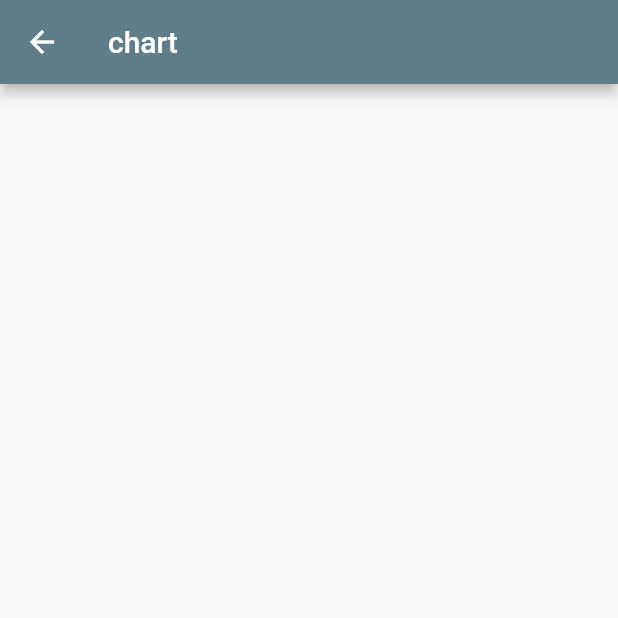
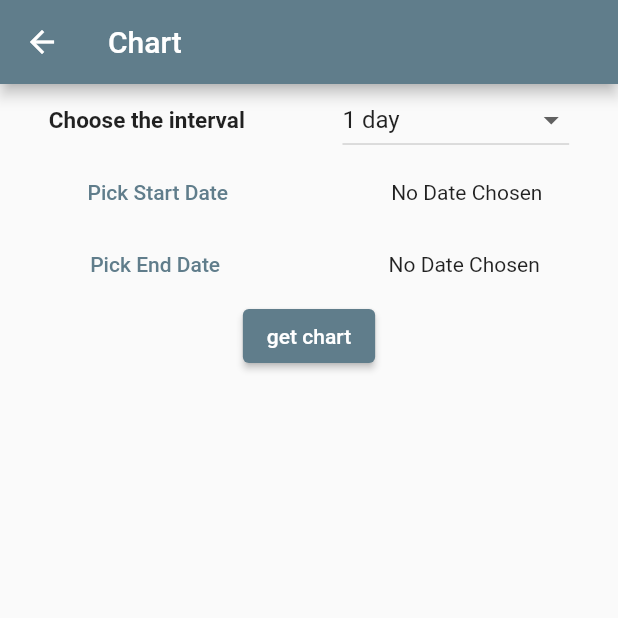
Before and after one commit to mennaawalid/candlestick_chart, a Flutter app: the FinacesChartScreen screen opened directly, on a phone screen of 412 x 824 dp, the top half of it. Run offline on Flutter 3.47's test engine with Material 2 defaults, Android fonts, the phone set to English and light mode, and no system bars; our stand-ins replace dio, local_auth, syncfusion_flutter_charts; missing offline and left inert: fast_csv.

Commit message:
chart screen, date picker and chart

```diff
--- a/lib/screens/finances_chart_screen.dart
+++ b/lib/screens/finances_chart_screen.dart
@@ -1,15 +1,173 @@
 import 'package:flutter/material.dart';
+import 'package:provider/provider.dart';
+import 'package:intl/intl.dart';
+import 'package:syncfusion_flutter_charts/charts.dart';
+
+import '../models/data_model.dart';
+import '../providers/chart_provider.dart';
 
 class FinacesChartScreen extends StatelessWidget {
   const FinacesChartScreen({super.key});
 
   @override
   Widget build(BuildContext context) {
+    final dataProvider = Provider.of<ChartProvider>(context);
+
+    void showFirstFromDatePicker() {
+      showDatePicker(
+        context: context,
+        initialDate: DateTime.now(),
+        firstDate: DateTime(2019, 12, 18),
+        lastDate: DateTime.now(),
+      ).then((pickedDate) {
+        dataProvider.setFromDate(pickedDate!);
+      });
+    }
+
+    void showSecondToDatePicker() {
+      showDatePicker(
+        context: context,
+        initialDate: DateTime.now(),
+        firstDate: DateTime(2019, 12, 19),
+        lastDate: DateTime.now(),
+      ).then((pickedDate) {
+        dataProvider.setToDate(pickedDate!);
+      });
+    }
+
     return Scaffold(
       appBar: AppBar(
-        title: Text(
-          'chart',
+        title: const Text(
+          'Chart',
         ),
+      ),
+      body: Column(
+        children: [
+          Row(
+            mainAxisAlignment: MainAxisAlignment.spaceAround,
+            children: [
+              const Text(
+                "Choose the interval",
+                style: TextStyle(
+                  fontWeight: FontWeight.w600,
+                  fontSize: 15,
+                ),
+              ),
+              DropdownButton(
+                isExpanded: false,
+                value: dataProvider.dropDownvalue,
+                items: const [
+                  DropdownMenuItem(
+                    value: 1,
+                    child: Text("1 day"),
+                  ),
+                  DropdownMenuItem(
+                    value: 2,
+                    child: Text("1 week"),
+                  ),
+                  DropdownMenuItem(
+                    value: 3,
+                    child: Text("1 month"),
+                  )
+                ],
+                onChanged: (int? value) {
+                  if (value == 1) {
+                    dataProvider.setIntervalValue('1d');
+                  } else if (value == 2) {
+                    dataProvider.setIntervalValue('1wk');
+                  } else {
+                    dataProvider.setIntervalValue('1mo');
+                  }
+                  dataProvider.setDropDownvalue(value!);
+                },
+                hint: const Text("available intervals"),
+              ),
+            ],
+          ),
+          Row(
+            mainAxisAlignment: MainAxisAlignment.spaceAround,
+            children: [
+              TextButton(
+                onPressed: () {
+                  showFirstFromDatePicker();
+                },
+                child: const Text('Pick Start Date'),
+              ),
+              Text(
+                dataProvider.fromDate == null
+                    ? 'No Date Chosen'
+                    : 'Picked Date: ${DateFormat.yMd().format(dataProvider.fromDate!)}',
+              ),
+            ],
+          ),
+          Row(
+            mainAxisAlignment: MainAxisAlignment.spaceAround,
+            children: [
+              TextButton(
+                onPressed: () {
+                  showSecondToDatePicker();
+                },
+                child: const Text('Pick End Date'),
+              ),
+              Text(
+                dataProvider.toDate == null
+                    ? 'No Date Chosen'
+                    : 'Picked Date: ${DateFormat.yMd().format(dataProvider.toDate!)}',
+              ),
+            ],
+          ),
+          ElevatedButton(
+            onPressed: () async {
+              await dataProvider.getList();
+              dataProvider.setButtonClick();
+            },
+            child: const Text('get chart'),
+          ),
+          dataProvider.isButtonClicked
+              ? FutureBuilder(
+                  future: dataProvider.getList(),
+                  builder: (context, snapshot) =>
+                      snapshot.connectionState == ConnectionState.waiting
+                          ? const Center(
+                              child: CircularProgressIndicator(),
+                            )
+                          : !snapshot.hasData
+                              ? const Text("there's no stocks")
+                              : SafeArea(
+                                  child: SfCartesianChart(
+                                    series: <CandleSeries>[
+                                      CandleSeries<Data, DateTime>(
+                                        dataSource: snapshot.data!,
+                                        xValueMapper: (Data data, index) =>
+                                            data.date,
+                                        lowValueMapper: (Data data, index) =>
+                                            data.low,
+                                        highValueMapper: (Data data, index) =>
+                                            data.high,
+                                        openValueMapper: (Data data, index) =>
+                                            data.open,
+                                        closeValueMapper: (Data data, index) =>
+                                            data.close,
+                                      ),
+                                    ],
+                                    primaryXAxis: DateTimeAxis(),
+                                  ),
+                                ),
+                  // : Column(
+                  //     children: [
+                  //       Text(
+                  //         snapshot.data![0].date.toString(),
+                  //       ),
+                  //       Text(
+                  //         snapshot
+                  //             .data![snapshot.data!.length - 1].date
+                  //             .toString(),
+                  //       ),
+                  //     ],
+                  //   ),
+                )
+              : Container(),
+        ],
       ),
     );
   }
```
